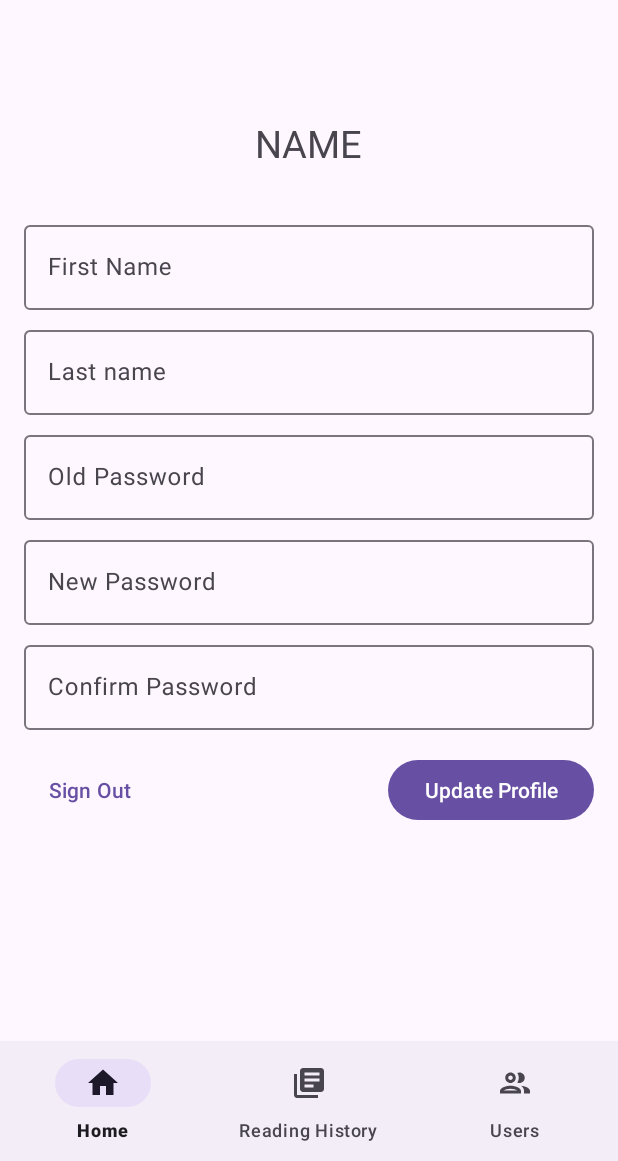
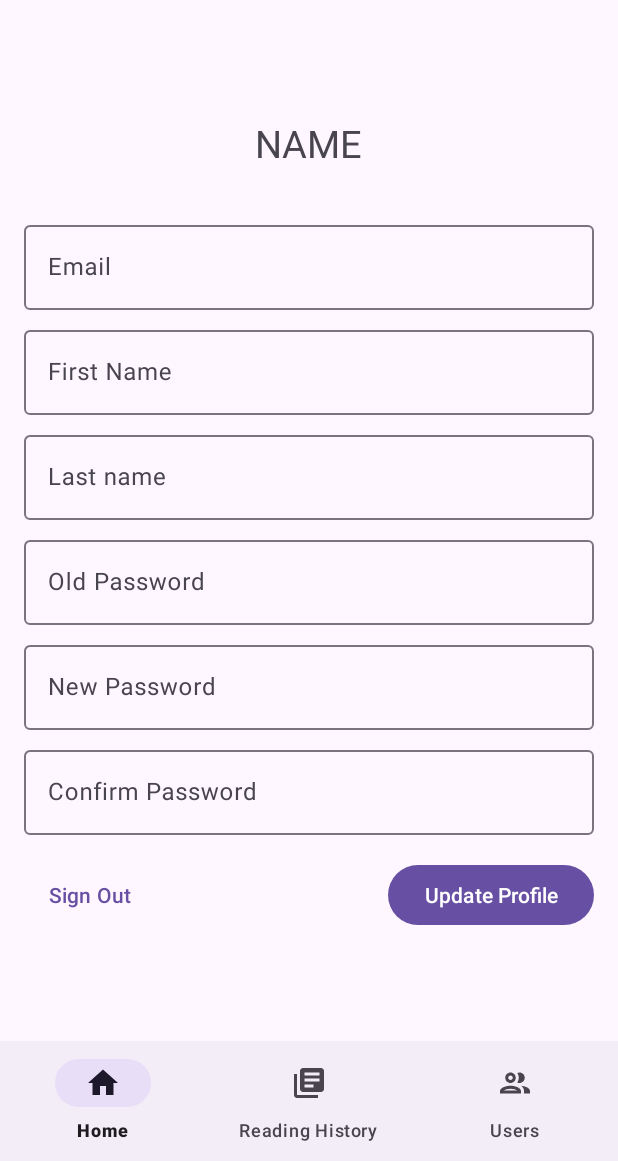
Before and after one commit to Vincent-160421040/uts_anmp_hobbyapp, an Android app: the ProfileFragment screen opened through its navigation route, on a phone screen of 412 x 824 dp, the part 75-1236 px from its top. Run offline under Robolectric (Android 15) with nearby library versions, the light colour scheme and no system bars; our stand-ins replace Picasso, Volley; network calls fail; pictures from the network do not load; Roboto replaces fonts that are not available here.

Commit message:
Tambah Email di Register & Profile

```diff
--- a/app/src/main/java/com/dimas/uts_anmp_hobbyapp/model/User.kt
+++ b/app/src/main/java/com/dimas/uts_anmp_hobbyapp/model/User.kt
@@ -2,6 +2,7 @@ package com.dimas.uts_anmp_hobbyapp.model
 
 data class User(
     val iduser: String,
+    val email: String,
     val nama_depan: String,
     val nama_belakang: String,
     val password: String
--- a/app/src/main/java/com/dimas/uts_anmp_hobbyapp/view/Activity/RegisterActivity.kt
+++ b/app/src/main/java/com/dimas/uts_anmp_hobbyapp/view/Activity/RegisterActivity.kt
@@ -35,6 +35,7 @@ class RegisterActivity : AppCompatActivity() {
 
     private fun registerUser() {
         val userId      = binding.txtUsername.text.toString()
+        val email       = binding.txtEmail.text.toString()
         val firstName   = binding.txtFirstName.text.toString()
         val lastname    = binding.txtLastName.text.toString()
         val pass        = binding.txtPassword.text.toString()
@@ -51,6 +52,7 @@ class RegisterActivity : AppCompatActivity() {
                 val params = HashMap<String, String>()
 
                 params["iduser"]        = userId
+                params["email"]         = email
                 params["nama_depan"]    = firstName
                 params["nama_belakang"] = lastname
                 params["password"]      = pass
--- a/app/src/main/java/com/dimas/uts_anmp_hobbyapp/view/ProfileFragment.kt
+++ b/app/src/main/java/com/dimas/uts_anmp_hobbyapp/view/ProfileFragment.kt
@@ -43,6 +43,8 @@ class ProfileFragment : Fragment() {
     override fun onViewCreated(view: View, savedInstanceState: Bundle?) {
         super.onViewCreated(view, savedInstanceState)
 
+        UpdateUI()
+
         navViewModel = ViewModelProvider(requireActivity()).get(NavViewModel::class.java)
         navViewModel.selectedItemId.observe(viewLifecycleOwner) { itemId ->
             when (itemId) {
@@ -55,16 +57,6 @@ class ProfileFragment : Fragment() {
                     val action = ProfileFragmentDirections.actionProfileToHistory()
                     Navigation.findNavController(requireView()).navigate(action)
                 }
-            }
-        }
-
-        userViewModel = ViewModelProvider(this).get(UserViewModel::class.java)
-        userViewModel.getData()
-        userViewModel.userLD.observe(viewLifecycleOwner) { user ->
-            if (user != null) {
-                binding.txtName.text = "Welcome, " + user.nama_depan + " " + user.nama_belakang
-                binding.txtFirstname2.setText(user.nama_depan)
-                binding.txtLastName2.setText(user.nama_belakang)
             }
         }
 
@@ -82,6 +74,7 @@ class ProfileFragment : Fragment() {
         binding.btnUpdate.setOnClickListener {
             if (binding.txtNewPassword.text.toString() == binding.txtConfirmPassword.text.toString()) {
                 UpdateProfile()
+                UpdateUI()
             }
             else if(binding.txtConfirmPassword.text.toString()  == "" ||
                     binding.txtNewPassword.text.toString()      == "" ||
@@ -97,6 +90,7 @@ class ProfileFragment : Fragment() {
 
     private fun UpdateProfile() {
         val password        = binding.txtNewPassword.text.toString()
+        val email           = binding.txtEmail2.text.toString()
         val namaDepan       = binding.txtFirstname2.text.toString()
         val namaBelakang    = binding.txtLastName2.text.toString()
 
@@ -116,6 +110,7 @@ class ProfileFragment : Fragment() {
                 val params = HashMap<String, String>()
 
                 params["iduser"]        = MainActivity.userid
+                params["email"]         = email
                 params["password"]      = password
                 params["nama_depan"]    = namaDepan
                 params["nama_belakang"] = namaBelakang
@@ -123,7 +118,19 @@ class ProfileFragment : Fragment() {
                 return params
             }
         }
-
         Volley.newRequestQueue(requireContext()).add(request)
     }
+
+    private fun UpdateUI(){
+        userViewModel = ViewModelProvider(this).get(UserViewModel::class.java)
+        userViewModel.getData()
+        userViewModel.userLD.observe(viewLifecycleOwner) { user ->
+            if (user != null) {
+                binding.txtName.text = "Welcome, " + user.nama_depan + " " + user.nama_belakang
+                binding.txtEmail2.setText(user.email)
+                binding.txtFirstname2.setText(user.nama_depan)
+                binding.txtLastName2.setText(user.nama_belakang)
+            }
+        }
+    }
 }
--- a/app/src/main/java/com/dimas/uts_anmp_hobbyapp/viewmodel/CarViewModel.kt
+++ b/app/src/main/java/com/dimas/uts_anmp_hobbyapp/viewmodel/CarViewModel.kt
@@ -29,7 +29,7 @@ class CarViewModel(application: Application): AndroidViewModel(application) {
         loadingLD.value         = true
         carLoadErrorLD.value    = false
 
-        val url = "http://192.168.100.31/json/car.json"
+        val url = "http://192.168.100.5/json/car.json"
         queue   = Volley.newRequestQueue(getApplication())
 
         val stringRequest = StringRequest(
--- a/app/src/main/res/layout/activity_main.xml
+++ b/app/src/main/res/layout/activity_main.xml
@@ -15,7 +15,7 @@
         app:layout_constraintEnd_toEndOf="parent"
         app:layout_constraintStart_toStartOf="parent"
         app:layout_constraintTop_toTopOf="parent"
-        app:navGraph="@navigation/nav_graph" />
+        app:navGraph="@navigation/main_navigation" />
 
     <com.google.android.material.appbar.AppBarLayout
         android:id="@+id/appBarLayout"
--- a/app/src/main/res/layout/fragment_profile.xml
+++ b/app/src/main/res/layout/fragment_profile.xml
@@ -22,16 +22,34 @@
             app:layout_constraintTop_toTopOf="parent" />
 
         <com.google.android.material.textfield.TextInputLayout
-            android:id="@+id/textInputLayoutFirstName2"
+            android:id="@+id/textInputLayoutEmail"
             android:layout_width="0dp"
             android:layout_height="wrap_content"
             android:layout_marginStart="16dp"
             android:layout_marginTop="32dp"
             android:layout_marginEnd="16dp"
+            android:hint="Email"
+            app:layout_constraintEnd_toEndOf="parent"
+            app:layout_constraintStart_toStartOf="parent"
+            app:layout_constraintTop_toBottomOf="@+id/txtName">
+
+            <com.google.android.material.textfield.TextInputEditText
+                android:id="@+id/txtEmail2"
+                android:layout_width="match_parent"
+                android:layout_height="wrap_content" />
+        </com.google.android.material.textfield.TextInputLayout>
+
+        <com.google.android.material.textfield.TextInputLayout
+            android:id="@+id/textInputLayoutFirstName2"
+            android:layout_width="0dp"
+            android:layout_height="wrap_content"
+            android:layout_marginStart="16dp"
+            android:layout_marginTop="8dp"
+            android:layout_marginEnd="16dp"
             android:hint="First Name"
             app:layout_constraintEnd_toEndOf="parent"
             app:layout_constraintStart_toStartOf="parent"
-            app:layout_constraintTop_toBottomOf="@+id/txtName">
+            app:layout_constraintTop_toBottomOf="@+id/textInputLayoutEmail">
 
             <com.google.android.material.textfield.TextInputEditText
                 android:id="@+id/txtFirstname2"
@@ -134,4 +152,5 @@
             app:layout_constraintTop_toBottomOf="@+id/textInputLayoutConfirmPassword2" />
 
     </androidx.constraintlayout.widget.ConstraintLayout>
+
 </FrameLayout>
```
Also changed, not shown: app/src/main/res/layout/activity_register.xml (+19 -1 lines), app/src/main/res/menu/toolbar_menu.xml (deleted, +0 -13 lines), app/src/main/res/navigation/main_navigation.xml (renamed from app/src/main/res/navigation/nav_graph.xml).
